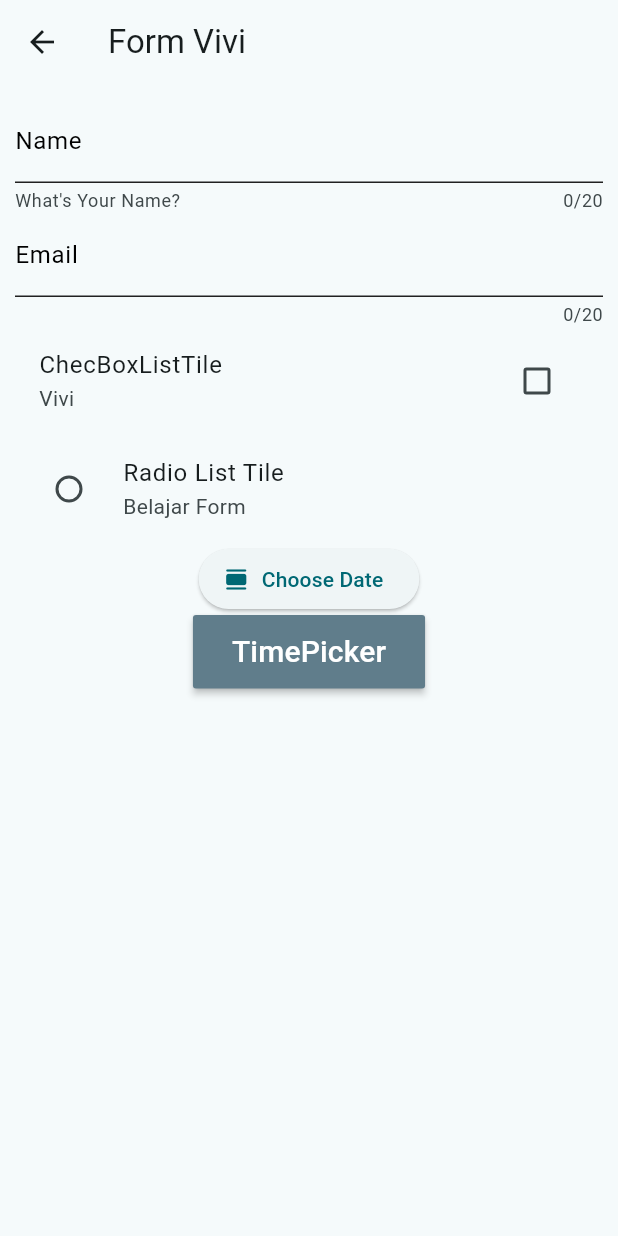
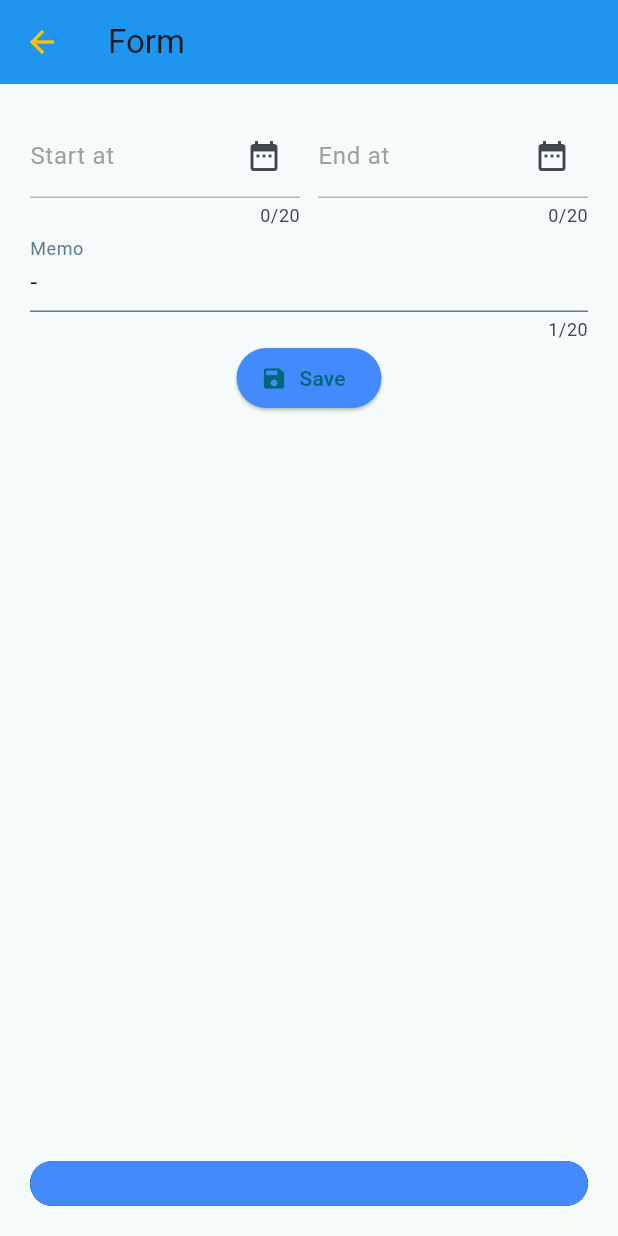
Before and after one commit to triayu/pkl-tugas, a Flutter app: the FormView screen opened directly, on a phone screen of 412 x 824 dp. Run offline on Flutter 3.47's test engine with Material 2 defaults, Android fonts, the phone set to English and light mode, and no system bars; our stand-ins replace carousel_slider.

Commit message:
membuat form

```diff
--- /dev/null
+++ b/lib/form_input/form_input.dart
@@ -0,0 +1 @@
+// TODO Implement this library.
--- /dev/null
+++ b/lib/screens/home_page/widget/datepicker.dart
@@ -0,0 +1,73 @@
+// import 'package:example/core.dart';
+import 'package:flutter/material.dart';
+
+class DatePicker extends StatefulWidget {
+  final String label;
+  final DateTime? value;
+
+  const DatePicker({
+    Key? key,
+    required this.label,
+    this.value,
+  }) : super(key: key);
+
+  @override
+  State<DatePicker> createState() => _DatePickerState();
+}
+
+class _DatePickerState extends State<DatePicker> {
+  late TextEditingController controller;
+  DateTime? selectedDate;
+
+  @override
+  void initState() {
+    super.initState();
+    var initialValue;
+    controller = TextEditingController(text: initialValue);
+  }
+
+  // String get initialValue {
+  //   return DateFormat("d MMM y").format(widget.value!);
+  // }
+
+  // String get formattedValue {
+  //   return DateFormat("d MMM y").format(selectedDate!);
+  // }
+
+  @override
+  Widget build(BuildContext context) {
+    return InkWell(
+      onTap: () async {
+        DateTime? pickerDate = await showDatePicker(
+          context: context,
+          initialDate: DateTime.now(),
+          firstDate: DateTime(2000),
+          lastDate: DateTime(2050),
+        );
+
+        selectedDate = pickerDate;
+        controller.text = selectedDate.toString();
+        setState(() {});
+      },
+      child: TextFormField(
+        controller: controller,
+        maxLength: 20,
+        decoration: InputDecoration(
+          labelText: widget.label,
+          labelStyle: const TextStyle(
+            color: Colors.grey,
+          ),
+          suffixIcon: const Icon(
+            Icons.date_range,
+          ),
+          enabledBorder: const UnderlineInputBorder(
+            borderSide: BorderSide(
+              color: Colors.black26,
+            ),
+          ),
+        ),
+        onChanged: (value) {},
+      ),
+    );
+  }
+}
--- a/lib/screens/home_page/widget/event.dart
+++ b/lib/screens/home_page/widget/event.dart
@@ -1,7 +1,7 @@
 import 'package:flutter/material.dart';
-
 class EventView extends StatelessWidget {
   const EventView({super.key});
+
 
   @override
   Widget build(BuildContext context) {
--- a/lib/screens/home_page/widget/form.dart
+++ b/lib/screens/home_page/widget/form.dart
@@ -1,4 +1,11 @@
 import 'package:flutter/material.dart';
+import 'package:prospect/form_input/form_input.dart';
+import 'package:prospect/screens/home_page/widget/datepicker.dart';
+import 'package:prospect/screens/home_page/widget/textarea.dart';
+import 'package:prospect/screens/home_page/widget/timepicker.dart';
+import 'package:prospect/screens/home_page/widget/validator.dart';
+import 'package:prospect/text_input/text_input.dart';
+import 'package:prospect/widget/custom_widget.dart';
 
 class FormView extends StatefulWidget {
   const FormView({super.key});
@@ -8,109 +15,95 @@ class FormView extends StatefulWidget {
 }
 
 class _FormViewState extends State<FormView> {
-  // Show time picker Method
-  void _ShowTimePicker() {
-    showTimePicker(
-      context: context,
-      initialTime: TimeOfDay.now(),
-    );
+  late TextEditingController controller;
+
+  @override
+  void initState() {
+    super.initState();
+    controller = TextEditingController();
   }
+
+  // void _ShowTimePicker() {
+  //   showTimePicker(
+  //     context: context,
+  //     initialTime: TimeOfDay.now(),
+  //   );
+  // }
 
   @override
   Widget build(BuildContext context) {
     return Scaffold(
-      appBar: AppBar(
-        title: const Text("Form Vivi"),
-        actions: const [],
+      appBar: CustomAppBar(
+        title: 'Form',
+        canBack: false,
+        backgroundColor: Colors.blue,
       ),
       body: SingleChildScrollView(
-        child: Container(
-          padding: const EdgeInsets.all(10),
+        padding: EdgeInsets.all(20),
         child: Column(
           children: [
-              TextFormField(
-                maxLength: 20,
-                decoration: const InputDecoration(
-                  hintText: 'Tulis Nama Anda',
-                  labelText: 'Name',
-                  labelStyle: TextStyle(
-                    color: Colors.black,
-                  ),
-                  enabledBorder: UnderlineInputBorder(
-                    borderSide: BorderSide(
-                      color: Colors.black87,
+            Row(
+              children: [
+                Expanded(
+                  child: DatePicker(
+                    label: "Start at",
+                    value: DateTime.now(),
                   ),
                 ),
-                  helperText: "What's Your Name?",
+                const SizedBox(
+                  width: 12.0,
                 ),
-                onChanged: (value) {},
+                Expanded(
+                  child: DatePicker(
+                    label: "End at",
+                    value: DateTime.now(),
                   ),
-              TextFormField(
-                maxLength: 20,
-                decoration: const InputDecoration(
-                  hintText: 'Tulis Email Anda',
-                  labelText: 'Email',
-                  labelStyle: TextStyle(
-                    color: Colors.black,
-                  ),
-                  enabledBorder: UnderlineInputBorder(
-                    borderSide: BorderSide(
-                      color: Colors.black87,
-                    ),
-                  ),
-                ),
-                onChanged: (value) {},
-              ),
-              Container(
-                child: Column(
-                  children: [
-                    CheckboxListTile(
-                      value: false,
-                      onChanged: (val) {},
-                      activeColor: Colors.amber,
-                      title: Text('ChecBoxListTile'),
-                      subtitle: Text("Vivi"),
-                    ),
-                    RadioListTile(
-                      value: true,
-                      groupValue: AboutListTile,
-                      onChanged: (value) {},
-                      activeColor: Colors.blueAccent,
-                      title: Text('Radio List Tile'),
-                      subtitle: Text("Belajar Form"),
-                    ),
-                    ElevatedButton.icon(
-                      onPressed: () async {
-                        showDatePicker(
-                          context: context,
-                          initialDate: DateTime.now(),
-                          firstDate: DateTime(2010),
-                          lastDate: DateTime(2050),
-                        );
-                      },
-                      icon: const Icon(Icons.calendar_view_day_rounded),
-                      label: const Text('Choose Date'),
-                    ),
-                    MaterialButton(
-                      onPressed: _ShowTimePicker,
-                      child: const Padding(
-                        padding: EdgeInsets.all(10),
-                        child: Text(
-                          'TimePicker',
-                          style: TextStyle(
-                            color: Colors.white,
-
-                            fontSize: 20,
-                          ),
-                        ),
-                      ),
-                      color: Colors.blueGrey,
                 ),
               ],
             ),
+            // const TimePicker(
+            //   label: "Working hours",
+            //   value: TimeOfDay(
+            //     hour: 13,
+            //     minute: 30),
+            // ),
+            TextArea(
+              label: "Memo",
+              value: "-",
+            ),
+            ElevatedButton.icon(
+              icon: const Icon(Icons.save),
+              label: const Text("Save"),
+              style:
+                  ElevatedButton.styleFrom(backgroundColor: Colors.blueAccent),
+              onPressed: () {
+                // bool isValid = controller.formKey.currentState.validate()
+              },
             )
           ],
+          // key: controller.formKey,
+          // child: Column(
+          //   children: [
+          //     TextInput(
+          //       title: 'Email',
+          //       validator: (val) {
+          //         Validator.email(val);
+          //       },
+          //     ),
+          //   ],
+          // ),
         ),
+      ),
+      bottomNavigationBar: Container(
+        padding: EdgeInsets.all(50),
+        height: 30,
+        margin: EdgeInsets.all(20),
+        decoration: BoxDecoration(
+          borderRadius: BorderRadius.circular(20),
+          color: Colors.blueAccent,
+          boxShadow: [
+            BoxShadow(blurStyle: BlurStyle.inner),
+          ],
         ),
       ),
     );
--- a/lib/screens/home_page/widget/isi_contact.dart
+++ b/lib/screens/home_page/widget/isi_contact.dart
@@ -1,5 +1,5 @@
 import 'package:flutter/material.dart';
-import 'package:prospect/screens/home_page/widget/setting.dart';
+// import 'package:prospect/screens/home_page/widget/setting.dart';
 
 // ignore: must_be_immutable
 class ContactView extends StatefulWidget {
--- /dev/null
+++ b/lib/screens/home_page/widget/textarea.dart
@@ -0,0 +1,39 @@
+import 'package:flutter/material.dart';
+
+class TextArea extends StatefulWidget {
+  final String label;
+  final String? value;
+  final String? hint;
+  const TextArea({
+    Key? key,
+    required this.label,
+    this.value,
+    this.hint,
+  }) : super(key: key);
+
+  @override
+  State<TextArea> createState() => _TextAreaState();
+}
+
+class _TextAreaState extends State<TextArea> {
+  @override
+  Widget build(BuildContext context) {
+    return TextFormField(
+      initialValue: widget.value,
+      maxLength: 20,
+      decoration: InputDecoration(
+        labelText: widget.label,
+        labelStyle: TextStyle(
+          color: Colors.blueGrey,
+        ),
+        enabledBorder: UnderlineInputBorder(
+          borderSide: BorderSide(
+            color: Colors.blueGrey,
+          ),
+        ),
+        helperText: widget.hint,
+      ),
+      onChanged: (value) {},
+    );
+  }
+}
--- a/lib/text_input/text_input.dart
+++ b/lib/text_input/text_input.dart
@@ -3,6 +3,7 @@ import 'package:flutter/material.dart';
 class TextInput extends StatelessWidget {
   final String title;
   final String? hint;
+  // final DatePicker (key? key): super(key:key);
   final FontWeight? fontWeight;
   final Function(String)? onChanged;
   final Function(String?)? validator;
--- a/pubspec.yaml
+++ b/pubspec.yaml
@@ -46,6 +46,7 @@ dev_dependencies:
   # package. See that file for information about deactivating specific lint
   # rules and activating additional ones.
   flutter_lints: ^2.0.0
+  carousel_slider: ^4.2.1
 
 # For information on the generic Dart part of this file, see the
 # following page: https://dart.dev/tools/pub/pubspec
```
Also changed, not shown: lib/screens/home_page/widget/form_input.dart (added, +76 -0 lines), lib/screens/home_page/widget/textfield.dart (added, +44 -0 lines), lib/screens/home_page/widget/timepicker.dart (added, +86 -0 lines), lib/screens/home_page/widget/validator.dart (added, +68 -0 lines), lib/screens/home_page/home.dart (line endings or trailing spaces). Lines whose indentation alone changed are shown as unchanged.
